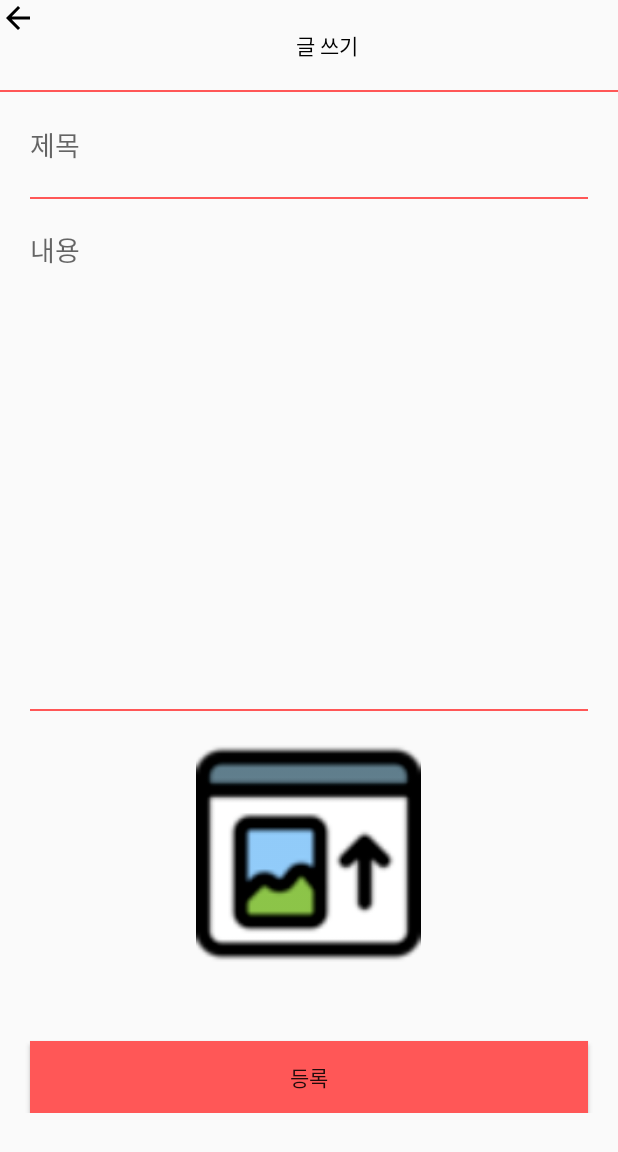
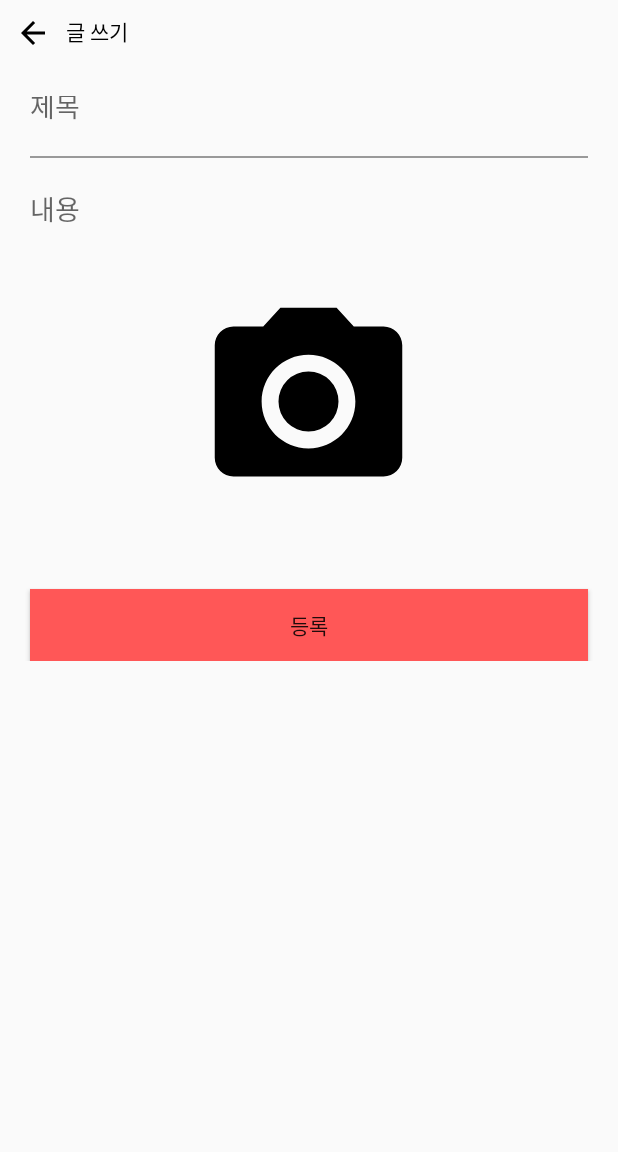
Before and after one commit to HSKIM9337/KNUnity, an Android app: the BoardWriteActivity screen opened directly, with no data from a screen before it, on a phone screen of 412 x 824 dp. Shown: the top 1152 px of the screen. Run offline under Robolectric (Android 15) with nearby library versions, the phone set to English and light mode, and no system bars; our stand-ins replace Firebase (no records; nobody signed in at launch, a user with empty details on screens opened directly); pictures from the network do not load.

Commit message:
11-29com

```diff
--- a/app/src/main/java/com/example/knunity/board/MyViewHolder.kt
+++ b/app/src/main/java/com/example/knunity/board/MyViewHolder.kt
@@ -6,14 +6,14 @@ import com.example.knunity.databinding.BoardListItemViewBinding
 
 class MyViewHolder(private val binding: BoardListItemViewBinding) :
     RecyclerView.ViewHolder(binding.root) {
-//특정 키값에 해당하는 것은 어떻게 정하는가
+
     private val context = binding.root.context
         fun bind(data:BoardModel) {
             with(binding) {
                 titleTv.text = data.title
                 contentsTv.text = data.contents
                 timeTv.text = data.time
-                uidTv.text =data.uid
+                //uidTv.text =data.uid
                 itemView.setOnClickListener{
                     val intent = Intent(context, BoardInsideActivity::class.java).apply {
                         putExtra("data",data)
--- a/app/src/main/java/com/example/knunity/comment/CommentModel.kt
+++ b/app/src/main/java/com/example/knunity/comment/CommentModel.kt
@@ -1,5 +1,6 @@
 package com.example.knunity.comment
 
 data class CommentModel (
-    val commentTitle : String=""
+    val commentTitle : String="",
+    val commentCreatedTime : String=""
 )
--- /dev/null
+++ b/app/src/main/res/drawable/ic_baseline_camera_alt_24.xml
@@ -0,0 +1,6 @@
+<vector android:height="24dp" android:tint="#000000"
+    android:viewportHeight="24" android:viewportWidth="24"
+    android:width="24dp" xmlns:android="http://schemas.android.com/apk/res/android">
+    <path android:fillColor="@android:color/white" android:pathData="M12,12m-3.2,0a3.2,3.2 0,1 1,6.4 0a3.2,3.2 0,1 1,-6.4 0"/>
+    <path android:fillColor="@android:color/white" android:pathData="M9,2L7.17,4L4,4c-1.1,0 -2,0.9 -2,2v12c0,1.1 0.9,2 2,2h16c1.1,0 2,-0.9 2,-2L22,6c0,-1.1 -0.9,-2 -2,-2h-3.17L15,2L9,2zM12,17c-2.76,0 -5,-2.24 -5,-5s2.24,-5 5,-5 5,2.24 5,5 -2.24,5 -5,5z"/>
+</vector>
--- a/app/src/main/res/layout/activity_board_write.xml
+++ b/app/src/main/res/layout/activity_board_write.xml
@@ -18,7 +18,10 @@
 
     <LinearLayout
         android:layout_width="match_parent"
-        android:layout_height="60dp">
+        android:layout_height="wrap_content"
+        android:orientation="horizontal"
+        android:padding="10dp">
+
         <ImageView
             android:layout_width="wrap_content"
             android:layout_height="wrap_content"
@@ -27,20 +30,18 @@
 
 
         <TextView
-
             android:text="글 쓰기"
             android:layout_width="match_parent"
             android:layout_height="match_parent"
             android:textColor="@color/black"
-
-            android:gravity="center"/>
+            android:layout_marginLeft="10dp" />
 
     </LinearLayout>
 
-    <LinearLayout
+    <!--LinearLayout
         android:layout_width="match_parent"
         android:layout_height="1dp"
-        android:background="@color/main_color"/>
+        android:background="@color/main_color"/-->
 
 
     <EditText
@@ -48,7 +49,7 @@
         android:layout_margin="20dp"
         android:layout_width="match_parent"
         android:background="@android:color/transparent"
-        android:layout_height="30dp"
+        android:layout_height="20dp"
         android:hint="제목"
         tools:ignore="SpeakableTextPresentCheck" />
 
@@ -57,7 +58,7 @@
         android:layout_height="1dp"
         android:layout_marginLeft="20dp"
         android:layout_marginRight="20dp"
-        android:background="@color/main_color"/>
+        android:background="@color/gray"/>
 
 
     <EditText
@@ -68,14 +69,8 @@
         android:hint="내용"
         android:gravity="left|top"
         android:scrollbars="vertical"
-        android:layout_height="300dp"
+        android:layout_height="wrap_content"
         tools:ignore="SpeakableTextPresentCheck" />
-    <LinearLayout
-        android:layout_width="match_parent"
-        android:layout_height="1dp"
-        android:layout_marginLeft="20dp"
-        android:layout_marginRight="20dp"
-        android:background="@color/main_color"/>
 
     <ImageView
         android:layout_gravity="center"
@@ -83,7 +78,7 @@
         android:layout_width="150dp"
         android:layout_height="150dp"
         android:layout_marginTop="20dp"
-        android:src="@drawable/imageup"
+        android:src="@drawable/ic_baseline_camera_alt_24"
         />
 
     <Button
--- a/build.gradle
+++ b/build.gradle
@@ -1,7 +1,7 @@
 // Top-level build file where you can add configuration options common to all sub-projects/modules.
 plugins {
-    id 'com.android.application' version '7.1.2' apply false
-    id 'com.android.library' version '7.1.2' apply false
+    id 'com.android.application' version '7.3.1' apply false
+    id 'com.android.library' version '7.3.1' apply false
     id 'org.jetbrains.kotlin.android' version '1.6.21' apply false
     id 'com.google.gms.google-services' version '4.3.13' apply false
 }
```
Also changed, not shown: app/src/main/java/com/example/knunity/board/BoardInsideActivity.kt (+75 -20 lines), app/src/main/java/com/example/knunity/board/CommentAdapter.kt (added, +29 -0 lines), app/src/main/java/com/example/knunity/board/CommentHolder.kt (added, +27 -0 lines), app/src/main/java/com/example/knunity/board/CommentUtill.kt (added, +15 -0 lines), app/src/main/res/layout/activity_board_inside.xml (+23 -7 lines), app/src/main/res/layout/board_list_item_view.xml (+4 -3 lines), app/src/main/res/layout/comment_list_item.xml (+59 -3 lines), gradle/wrapper/gradle-wrapper.properties.
